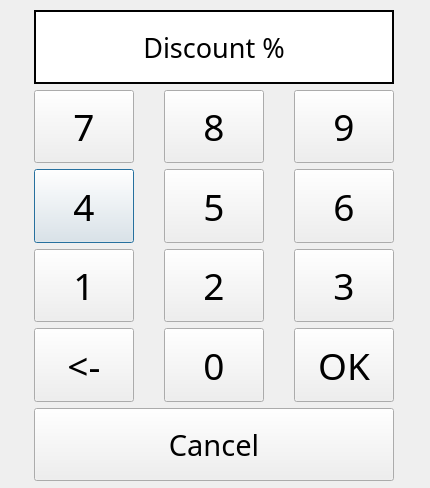
Old version of the form QTDesigner/discount_percent_entry.ui in the repository mudman266/pypos.
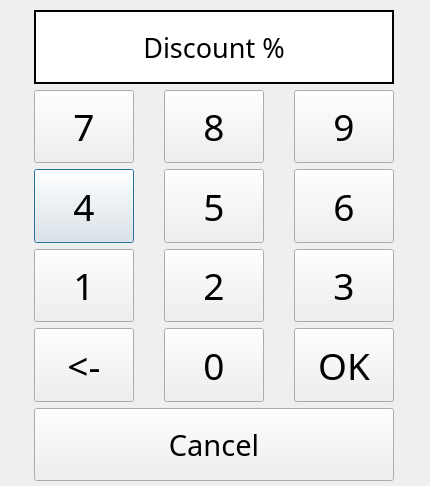
New version of the form.

Commit message: Adding employee setup functionality.

Diff of the .ui file:
```diff
--- a/QTDesigner/discount_percent_entry.ui
+++ b/QTDesigner/discount_percent_entry.ui
@@ -7,7 +7,7 @@
     <x>0</x>
     <y>0</y>
     <width>430</width>
-    <height>488</height>
+    <height>486</height>
    </rect>
   </property>
   <property name="windowTitle">
```
The commit also changes 1 other file.
